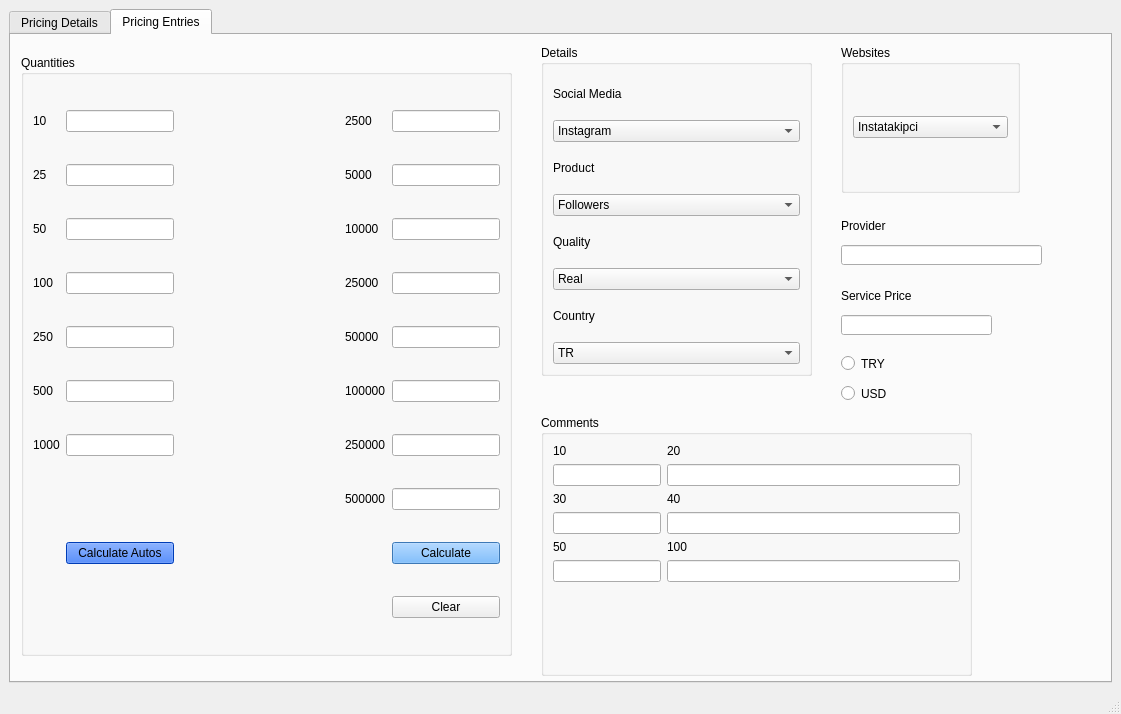
Before: the Qt Designer form main.ui in ulassahillioglu/CostCalculationTool, drawn with Qt 5.
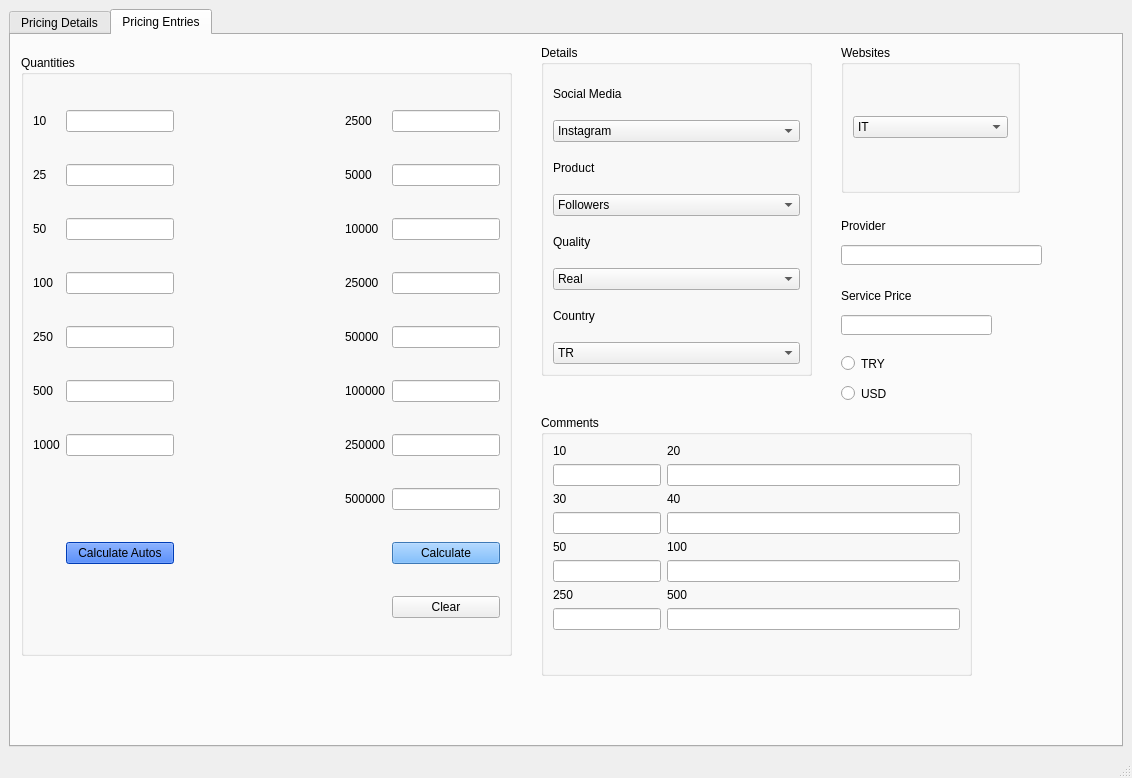
After: the same form once the commit is applied.

What changed in the file:
```diff
--- a/main.ui
+++ b/main.ui
@@ -6,8 +6,8 @@
    <rect>
     <x>0</x>
     <y>0</y>
-    <width>1121</width>
-    <height>714</height>
+    <width>1132</width>
+    <height>778</height>
    </rect>
   </property>
   <property name="windowTitle">
@@ -126,7 +126,7 @@
           <widget class="QComboBox" name="boxWebsite">
            <item>
             <property name="text">
-             <string>Instatakipci</string>
+             <string>IT</string>
             </property>
            </item>
            <item>
@@ -802,6 +802,26 @@
          <item row="5" column="1">
           <widget class="QLineEdit" name="comment6"/>
          </item>
+         <item row="6" column="0">
+          <widget class="QLabel" name="label_22">
+           <property name="text">
+            <string>250</string>
+           </property>
+          </widget>
+         </item>
+         <item row="7" column="0">
+          <widget class="QLineEdit" name="comment7"/>
+         </item>
+         <item row="7" column="1">
+          <widget class="QLineEdit" name="comment8"/>
+         </item>
+         <item row="6" column="1">
+          <widget class="QLabel" name="label_23">
+           <property name="text">
+            <string>500</string>
+           </property>
+          </widget>
+         </item>
         </layout>
        </widget>
       </widget>
```
Left out of the diff: 204 changed lines with no effect on the pictures.
